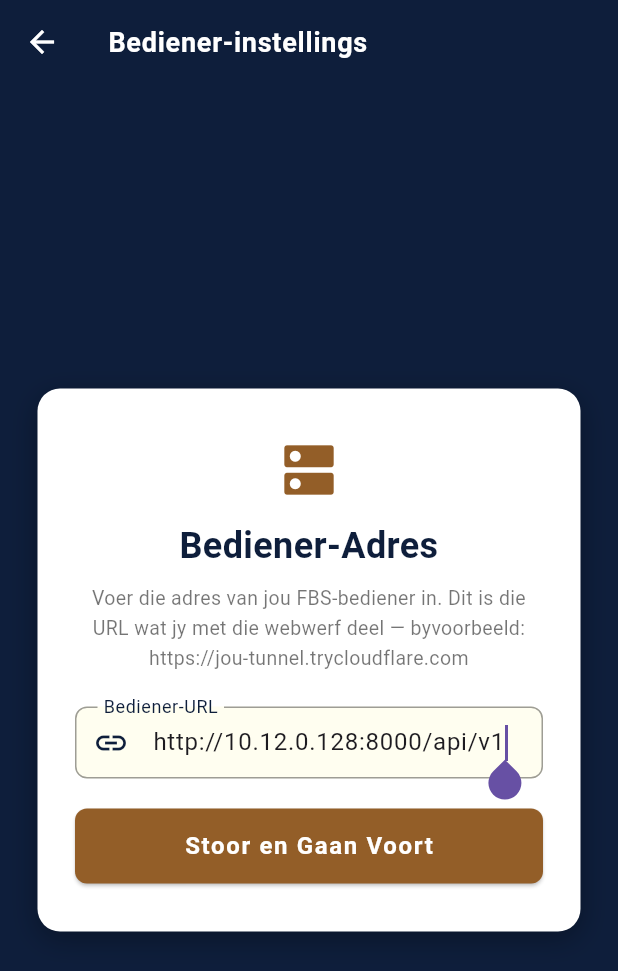
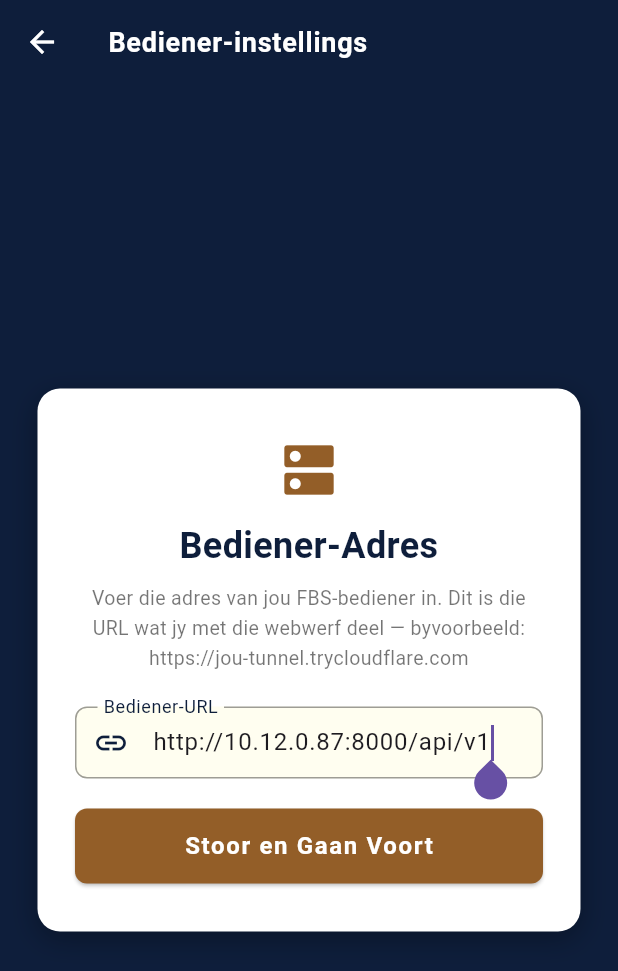
Before and after one commit to RukiV/span5, a Flutter app: the screen it shows after launch, on a phone screen of 412 x 824 dp. Shown: the top 971 px of the screen. Run offline on Flutter 3.47's test engine with Material 3 defaults, Android fonts, the phone set to English and light mode, and no system bars; our stand-ins replace dio, file_picker, firebase_core, firebase_messaging, flutter_dotenv, flutter_local_notifications and 8 more; missing offline and left inert: flutter_appauth, mobile_scanner; accounts and stored records are empty.

Commit message:
predemo changes

```diff
--- a/frontendMobile/lib/core/api_client.dart
+++ b/frontendMobile/lib/core/api_client.dart
@@ -39,7 +39,7 @@ class ApiClient {
     const dartDefineUrl = String.fromEnvironment('API_URL');
     final baseUrl = dartDefineUrl.isNotEmpty
         ? dartDefineUrl
-        : dotenv.get('API_URL', fallback: 'http://10.12.0.128:8000/api/v1');
+        : dotenv.get('API_URL', fallback: 'http://10.12.0.87:8000/api/v1');
     _dio = Dio(
       BaseOptions(
         baseUrl: baseUrl,
--- a/frontendMobile/lib/pages/room_checklist/room_check_session_page.dart
+++ b/frontendMobile/lib/pages/room_checklist/room_check_session_page.dart
@@ -67,8 +67,7 @@ class _RoomCheckSessionPageState extends State<RoomCheckSessionPage> {
                     style: const TextStyle(fontWeight: FontWeight.bold),
                   ),
                   const SizedBox(height: 16),
-                  const Text("Herroewys aan",
-                      style: TextStyle(fontWeight: FontWeight.bold)),
+                  const Text("Wysig aan", style: TextStyle(fontWeight: FontWeight.bold)),
                   const SizedBox(height: 8),
                   DropdownButtonFormField<int>(
                     initialValue: session.assignedUserId,
```
Also changed, not shown: 1 other file.
